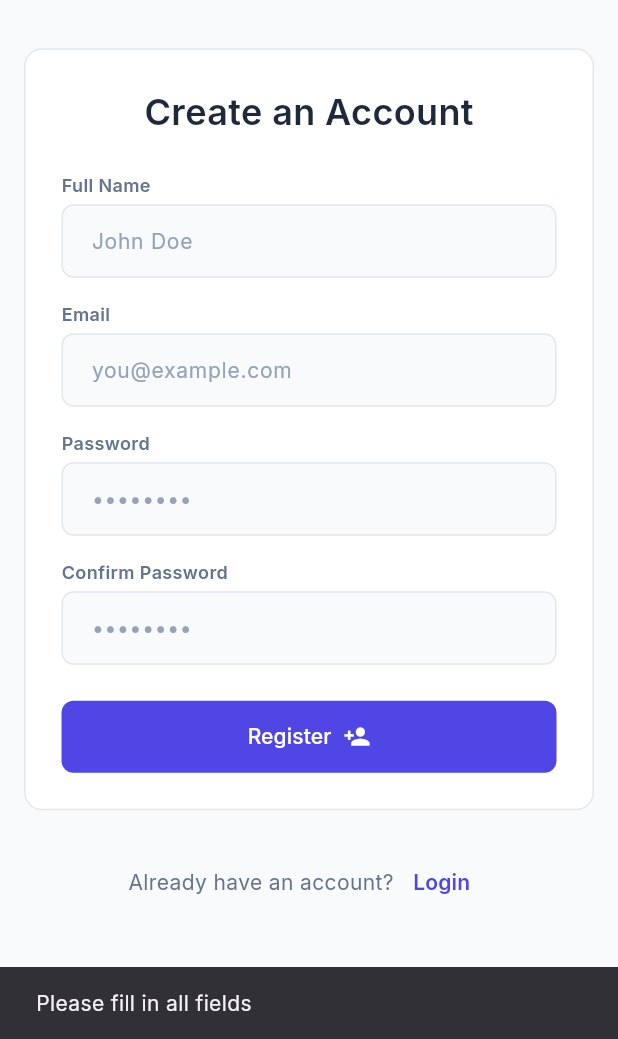
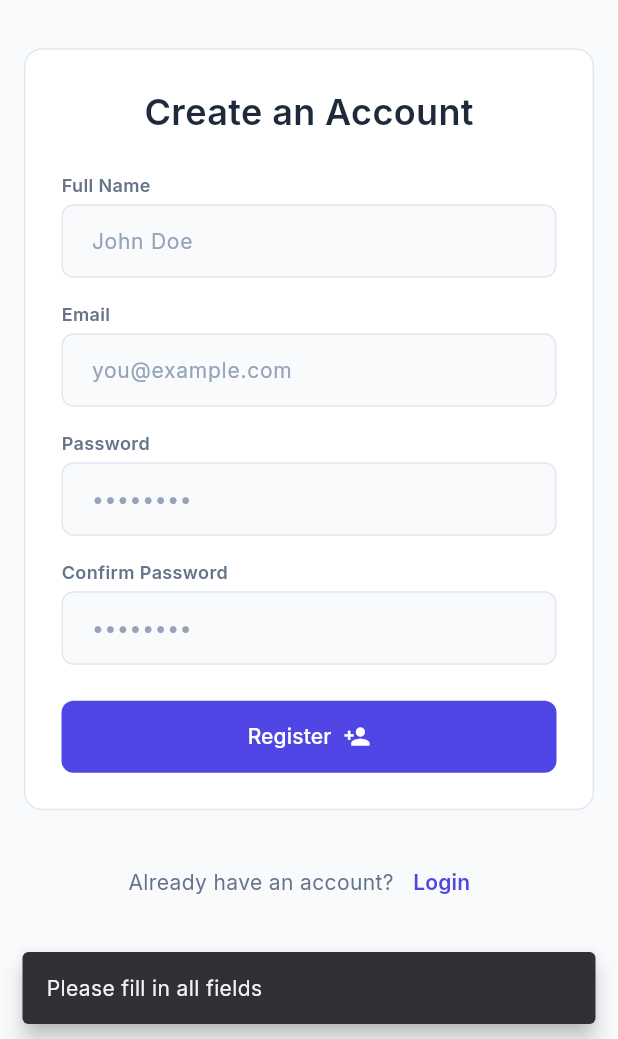
Before and after one commit to NikkkDevvv/planly, a Flutter app: the RegisterScreen screen opened directly, after a tap on "Register", on a phone screen of 412 x 824 dp, the part 197-1236 px from its top. Run offline on Flutter 3.47's test engine with Material 3 defaults, Android fonts, the phone set to English and light mode, and no system bars; our stand-ins replace flutter_dotenv, google_fonts, shared_preferences; accounts and stored records are empty.

```diff
--- a/lib/features/auth/screens/register_screen.dart
+++ b/lib/features/auth/screens/register_screen.dart
@@ -34,6 +34,7 @@ class _RegisterScreenState extends State<RegisterScreen> {
     final email = _email_controller.text.trim();
     final password = _password_controller.text.trim();
     final confirm_password = _confirm_password_controller.text.trim();
+    final nim = "12345678"; // Placeholder NIM, ganti sesuai kebutuhan
 
     if (name.isEmpty || email.isEmpty || password.isEmpty) {
       _show_message('Please fill in all fields');
@@ -48,13 +49,13 @@ class _RegisterScreenState extends State<RegisterScreen> {
     setState(() => _is_loading = true);
 
     try {
-      final success = await _auth_service.register(name, email, password);
+      final result = await _auth_service.register(name, email, password,nim);
 
-      if (success && mounted) {
+      if (result['success'] == true && mounted) {
         _show_message('Registration successful! Please login.');
-        Navigator.pop(context); // Kembali ke halaman Login
+        Navigator.pop(context);
       } else if (mounted) {
-        _show_message('Registration failed. Email might be taken.');
+        _show_message(result['message']);
       }
     } catch (e) {
       if (mounted) _show_message('Error: ${e.toString()}');
@@ -64,7 +65,9 @@ class _RegisterScreenState extends State<RegisterScreen> {
   }
 
   void _show_message(String message) {
-    ScaffoldMessenger.of(context).showSnackBar(SnackBar(content: Text(message)));
+    ScaffoldMessenger.of(context).showSnackBar(
+      SnackBar(content: Text(message), behavior: SnackBarBehavior.floating),
+    );
   }
 
   @override
```
Also changed, not shown: lib/features/auth/services/auth_service.dart (+18 -5 lines).
